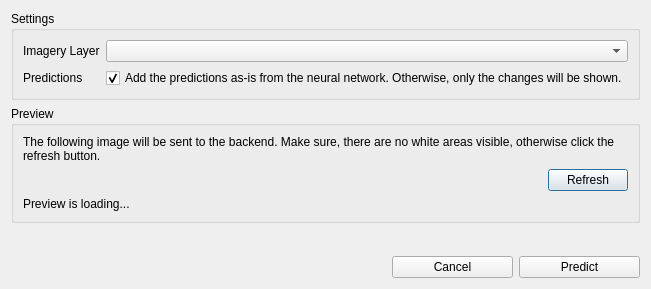
Before: the Qt Designer form qgis_plugin/ui/dlg_predict.ui in mnboos/osm-instance-segmentation, drawn with Qt 5.
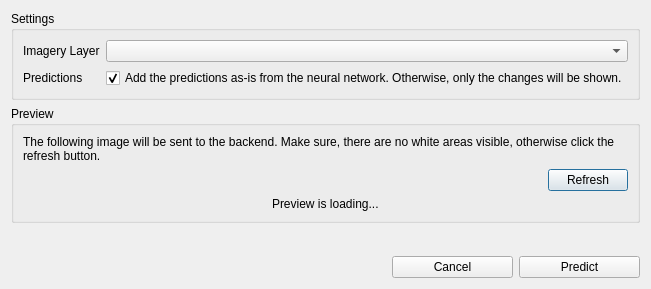
After: the same form once the commit is applied.

Diff of the .ui file:
```diff
--- a/qgis_plugin/ui/dlg_predict.ui
+++ b/qgis_plugin/ui/dlg_predict.ui
@@ -98,8 +98,14 @@
         </property>
        </widget>
       </item>
-      <item row="2" column="0">
+      <item row="2" column="0" alignment="Qt::AlignHCenter">
        <widget class="QLabel" name="lblImage">
+        <property name="maximumSize">
+         <size>
+          <width>256</width>
+          <height>256</height>
+         </size>
+        </property>
         <property name="text">
          <string>Preview is loading...</string>
         </property>
```
